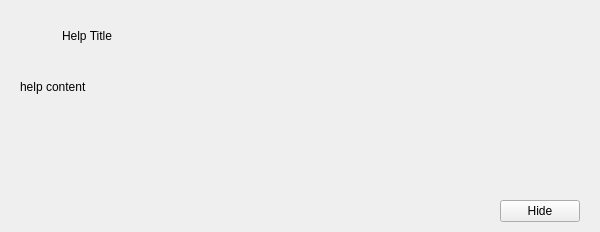
This is yali/gui/Ui/help.ui in dadas45li/yali as Qt 5 draws it before an edit. The edited form follows.
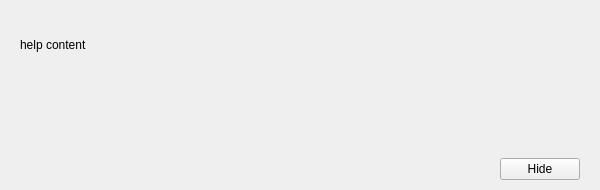
This is the edited form. Icons and pictures are not drawn.

Commit message: Add slideshow, add final help screen, fix installation progress, switch to pds on some elements BUG:FIXED:15326 BUG:FIXED:15327 BUG:FIXED:15337 BUG:FIXED:15288

What changed in the file:
```diff
--- a/yali/gui/Ui/help.ui
+++ b/yali/gui/Ui/help.ui
@@ -7,7 +7,7 @@
     <x>0</x>
     <y>0</y>
     <width>600</width>
-    <height>228</height>
+    <height>186</height>
    </rect>
   </property>
   <property name="minimumSize">
@@ -50,7 +50,7 @@
       <property name="spacing">
        <number>10</number>
       </property>
-      <item row="2" column="0" colspan="3">
+      <item row="1" column="0" colspan="2">
        <widget class="QTextBrowser" name="helpContent">
         <property name="styleSheet">
          <string notr="true">background-color:rgba(0,0,0,0);
@@ -65,7 +65,7 @@
         </property>
        </widget>
       </item>
-      <item row="3" column="0" colspan="3">
+      <item row="2" column="0" colspan="2">
        <layout class="QHBoxLayout" name="horizontalLayout">
         <item>
          <spacer name="horizontalSpacer">
@@ -89,7 +89,7 @@
         </item>
        </layout>
       </item>
-      <item row="1" column="0" colspan="3">
+      <item row="0" column="0" colspan="2">
        <widget class="QLabel" name="helpContent2">
         <property name="minimumSize">
          <size>
@@ -111,71 +111,6 @@
         </property>
        </widget>
       </item>
-      <item row="0" column="0" colspan="2">
-       <widget class="QLabel" name="label">
-        <property name="sizePolicy">
-         <sizepolicy hsizetype="Fixed" vsizetype="Preferred">
-          <horstretch>0</horstretch>
-          <verstretch>0</verstretch>
-         </sizepolicy>
-        </property>
-        <property name="minimumSize">
-         <size>
-          <width>32</width>
-          <height>32</height>
-         </size>
-        </property>
-        <property name="maximumSize">
-         <size>
-          <width>32</width>
-          <height>32</height>
-         </size>
-        </property>
-        <property name="text">
-         <string/>
-        </property>
-        <property name="pixmap">
-         <pixmap resource="../../../../yali-theme-pardus/data.qrc">:/gui/pics/system-help.png</pixmap>
-        </property>
-        <property name="scaledContents">
-         <bool>false</bool>
-        </property>
-        <property name="alignment">
-         <set>Qt::AlignLeading|Qt::AlignLeft|Qt::AlignTop</set>
-        </property>
-        <property name="margin">
-         <number>0</number>
-        </property>
-        <property name="indent">
-         <number>0</number>
-        </property>
-       </widget>
-      </item>
-      <item row="0" column="2">
-       <widget class="QLabel" name="helpTitle">
-        <property name="sizePolicy">
-         <sizepolicy hsizetype="Expanding" vsizetype="Preferred">
-          <horstretch>0</horstretch>
-          <verstretch>0</verstretch>
-         </sizepolicy>
-        </property>
-        <property name="minimumSize">
-         <size>
-          <width>0</width>
-          <height>32</height>
-         </size>
-        </property>
-        <property name="maximumSize">
-         <size>
-          <width>16777215</width>
-          <height>32</height>
-         </size>
-        </property>
-        <property name="text">
-         <string>Help Title</string>
-        </property>
-       </widget>
-      </item>
      </layout>
     </widget>
    </item>
```
The commit also changes 3 other files.
